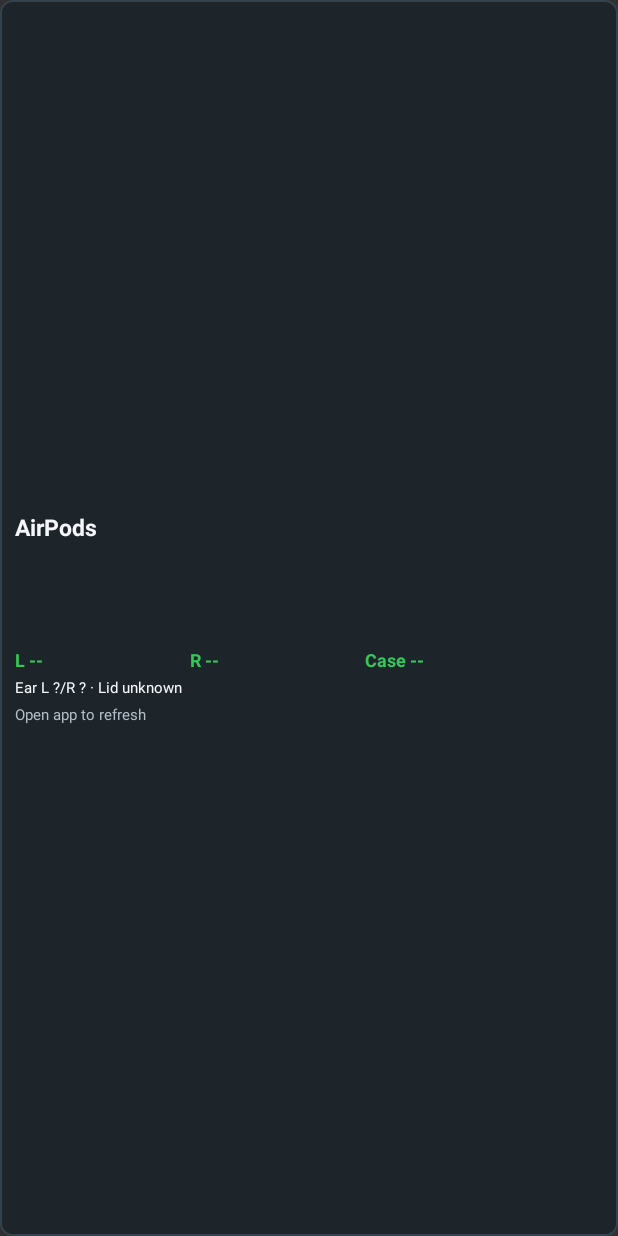
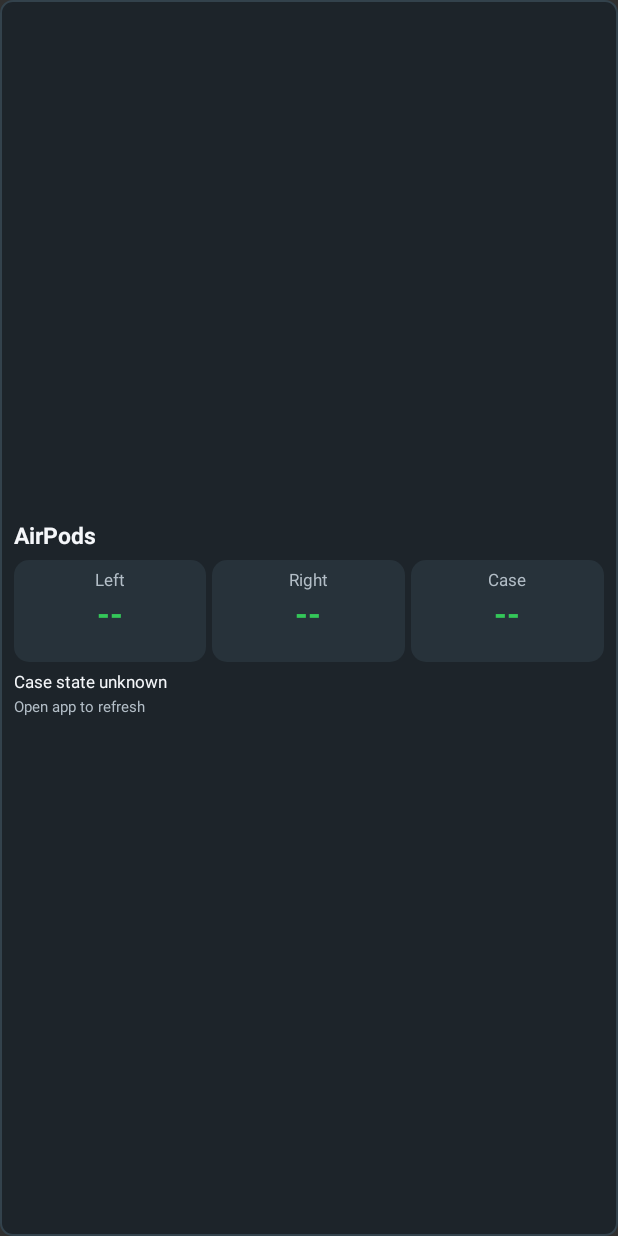
Before and after one commit to efremandrei/AirPodsCompanion, an Android app: the layout widget_airpods_battery.xml on its own in the app's theme, with its tools: preview values and no code run, on a phone screen of 412 x 824 dp. Run offline under Robolectric (Android 15) with nearby library versions, the phone set to English and light mode, and no system bars.

Commit message:
Make AirPods battery widget easier to read

```diff
--- a/app/build.gradle.kts
+++ b/app/build.gradle.kts
@@ -24,8 +24,8 @@ android {
         applicationId = "com.andre.airpodscompanion"
         minSdk = 23
         targetSdk = 35
-        versionCode = 33
-        versionName = "1.0.32"
+        versionCode = 34
+        versionName = "1.0.33"
     }
 
     compileOptions {
--- a/app/src/main/java/com/andre/airpodscompanion/BootUpdateReceiver.java
+++ b/app/src/main/java/com/andre/airpodscompanion/BootUpdateReceiver.java
@@ -8,6 +8,9 @@ public final class BootUpdateReceiver extends BroadcastReceiver {
     @Override
     public void onReceive(Context context, Intent intent) {
         String action = intent == null ? "" : intent.getAction();
+        if (Intent.ACTION_MY_PACKAGE_REPLACED.equals(action)) {
+            AirPodsBatteryStore.updateWidgets(context);
+        }
         if (Intent.ACTION_BOOT_COMPLETED.equals(action) || Intent.ACTION_MY_PACKAGE_REPLACED.equals(action)) {
             AppUpdateChecker.checkFromBoot(context, goAsync());
         }
--- /dev/null
+++ b/app/src/main/res/drawable/widget_battery_cell.xml
@@ -0,0 +1,4 @@
+<shape xmlns:android="http://schemas.android.com/apk/res/android">
+    <solid android:color="#27323A" />
+    <corners android:radius="10dp" />
+</shape>
--- a/app/src/main/res/layout/widget_airpods_battery.xml
+++ b/app/src/main/res/layout/widget_airpods_battery.xml
@@ -5,7 +5,7 @@
     android:background="@drawable/widget_background"
     android:gravity="center_vertical"
     android:orientation="vertical"
-    android:padding="10dp">
+    android:padding="9dp">
 
     <TextView
         android:id="@+id/widgetTitle"
@@ -18,68 +18,163 @@
         android:textSize="15sp"
         android:textStyle="bold" />
 
-    <ImageView
-        android:id="@+id/widgetGraphic"
-        android:layout_width="match_parent"
-        android:layout_height="58dp"
-        android:layout_marginTop="6dp"
-        android:adjustViewBounds="false"
-        android:contentDescription="AirPods battery graphic"
-        android:scaleType="fitCenter" />
-
     <LinearLayout
         android:layout_width="match_parent"
         android:layout_height="wrap_content"
-        android:layout_marginTop="5dp"
+        android:layout_marginTop="6dp"
         android:orientation="horizontal">
 
-        <TextView
-            android:id="@+id/widgetLeft"
+        <LinearLayout
+            android:layout_width="0dp"
+            android:layout_height="wrap_content"
+            android:layout_marginEnd="4dp"
+            android:layout_weight="1"
+            android:background="@drawable/widget_battery_cell"
+            android:gravity="center"
+            android:minHeight="60dp"
+            android:orientation="vertical"
+            android:paddingStart="3dp"
+            android:paddingTop="5dp"
+            android:paddingEnd="3dp"
+            android:paddingBottom="5dp">
+
+            <TextView
+                android:layout_width="match_parent"
+                android:layout_height="wrap_content"
+                android:gravity="center"
+                android:text="Left"
+                android:textColor="#B3BEC7"
+                android:textSize="11sp" />
+
+            <TextView
+                android:id="@+id/widgetLeftValue"
+                android:layout_width="match_parent"
+                android:layout_height="wrap_content"
+                android:gravity="center"
+                android:maxLines="1"
+                android:text="--"
+                android:textColor="#34C759"
+                android:textSize="22sp"
+                android:textStyle="bold" />
+
+            <TextView
+                android:id="@+id/widgetLeftCharge"
+                android:layout_width="match_parent"
+                android:layout_height="wrap_content"
+                android:ellipsize="end"
+                android:gravity="center"
+                android:maxLines="1"
+                android:text=""
+                android:textColor="#B3BEC7"
+                android:textSize="9sp" />
+        </LinearLayout>
+
+        <LinearLayout
+            android:layout_width="0dp"
+            android:layout_height="wrap_content"
+            android:layout_marginEnd="4dp"
+            android:layout_weight="1"
+            android:background="@drawable/widget_battery_cell"
+            android:gravity="center"
+            android:minHeight="60dp"
+            android:orientation="vertical"
+            android:paddingStart="3dp"
+            android:paddingTop="5dp"
+            android:paddingEnd="3dp"
+            android:paddingBottom="5dp">
+
+            <TextView
+                android:layout_width="match_parent"
+                android:layout_height="wrap_content"
+                android:gravity="center"
+                android:text="Right"
+                android:textColor="#B3BEC7"
+                android:textSize="11sp" />
+
+            <TextView
+                android:id="@+id/widgetRightValue"
+                android:layout_width="match_parent"
+                android:layout_height="wrap_content"
+                android:gravity="center"
+                android:maxLines="1"
+                android:text="--"
+                android:textColor="#34C759"
+                android:textSize="22sp"
+                android:textStyle="bold" />
+
+            <TextView
+                android:id="@+id/widgetRightCharge"
+                android:layout_width="match_parent"
+                android:layout_height="wrap_content"
+                android:ellipsize="end"
+                android:gravity="center"
+                android:maxLines="1"
+                android:text=""
+                android:textColor="#B3BEC7"
+                android:textSize="9sp" />
+        </LinearLayout>
+
+        <LinearLayout
             android:layout_width="0dp"
             android:layout_height="wrap_content"
             android:layout_weight="1"
-            android:text="L --"
-            android:textColor="#34C759"
-            android:textSize="12sp"
-            android:textStyle="bold" />
+            android:background="@drawable/widget_battery_cell"
+            android:gravity="center"
+            android:minHeight="60dp"
+            android:orientation="vertical"
+            android:paddingStart="3dp"
+            android:paddingTop="5dp"
+            android:paddingEnd="3dp"
+            android:paddingBottom="5dp">
 
-        <TextView
-            android:id="@+id/widgetRight"
-            android:layout_width="0dp"
-            android:layout_height="wrap_content"
-            android:layout_weight="1"
-            android:text="R --"
-            android:textColor="#34C759"
-            android:textSize="12sp"
-            android:textStyle="bold" />
+            <TextView
+                android:layout_width="match_parent"
+                android:layout_height="wrap_content"
+                android:gravity="center"
+                android:text="Case"
+                android:textColor="#B3BEC7"
+                android:textSize="11sp" />
 
-        <TextView
-            android:id="@+id/widgetCase"
-            android:layout_width="0dp"
-            android:layout_height="wrap_content"
-            android:layout_weight="1.35"
-            android:text="Case --"
-            android:textColor="#34C759"
-            android:textSize="12sp"
-            android:textStyle="bold" />
+            <TextView
+                android:id="@+id/widgetCaseValue"
+                android:layout_width="match_parent"
+                android:layout_height="wrap_content"
+                android:gravity="center"
+                android:maxLines="1"
+                android:text="--"
+                android:textColor="#34C759"
+                android:textSize="22sp"
+                android:textStyle="bold" />
+
+            <TextView
+                android:id="@+id/widgetCaseCharge"
+                android:layout_width="match_parent"
+                android:layout_height="wrap_content"
+                android:ellipsize="end"
+                android:gravity="center"
+                android:maxLines="1"
+                android:text=""
+                android:textColor="#B3BEC7"
+                android:textSize="9sp" />
+        </LinearLayout>
     </LinearLayout>
 
     <TextView
         android:id="@+id/widgetWearState"
         android:layout_width="match_parent"
         android:layout_height="wrap_content"
-        android:layout_marginTop="3dp"
+        android:layout_marginTop="5dp"
         android:ellipsize="end"
         android:maxLines="1"
-        android:text="Ear L ?/R ? · Lid unknown"
+        android:text="Case state unknown"
         android:textColor="#F5F7FA"
-        android:textSize="10sp" />
+        android:textSize="11sp" />
 
     <TextView
         android:id="@+id/widgetStatus"
         android:layout_width="match_parent"
         android:layout_height="wrap_content"
-        android:layout_marginTop="4dp"
+        android:layout_marginTop="2dp"
         android:ellipsize="end"
         android:maxLines="1"
         android:text="Open app to refresh"
--- a/app/src/main/res/xml/airpods_battery_widget.xml
+++ b/app/src/main/res/xml/airpods_battery_widget.xml
@@ -1,7 +1,7 @@
 <appwidget-provider xmlns:android="http://schemas.android.com/apk/res/android"
-    android:minWidth="180dp"
-    android:minHeight="128dp"
-    android:targetCellWidth="3"
+    android:minWidth="200dp"
+    android:minHeight="138dp"
+    android:targetCellWidth="4"
     android:targetCellHeight="2"
     android:updatePeriodMillis="0"
     android:initialLayout="@layout/widget_airpods_battery"
```
Also changed, not shown: app/src/main/java/com/andre/airpodscompanion/AirPodsBatteryStore.java (+47 -160 lines), 1 other file.
